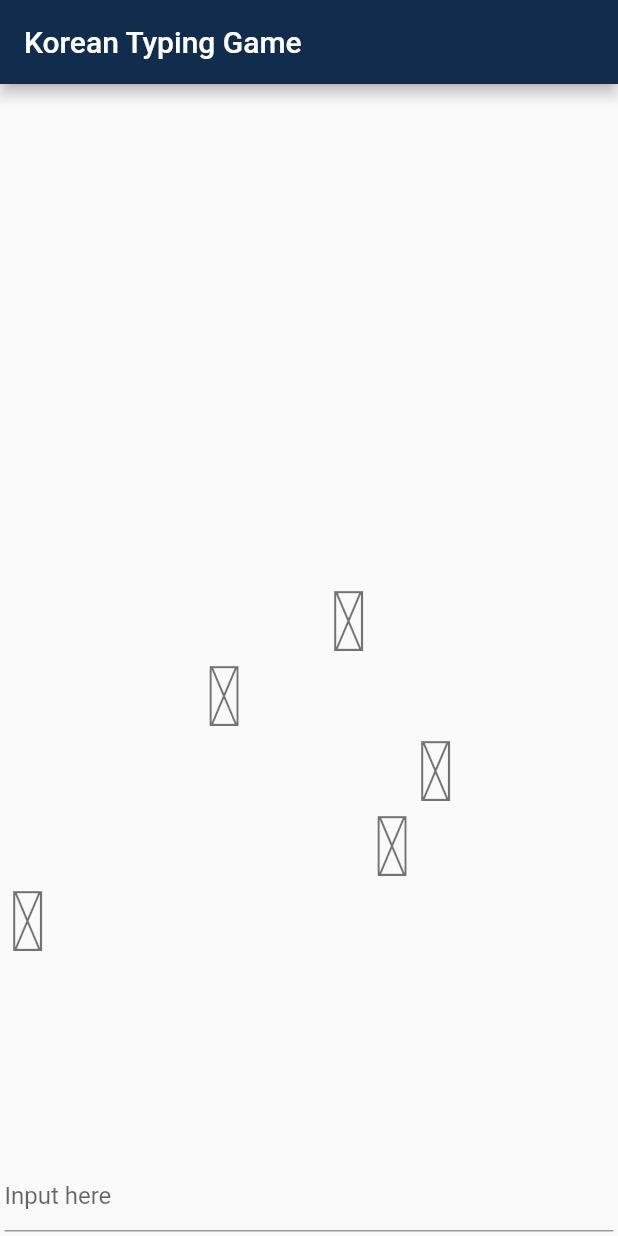
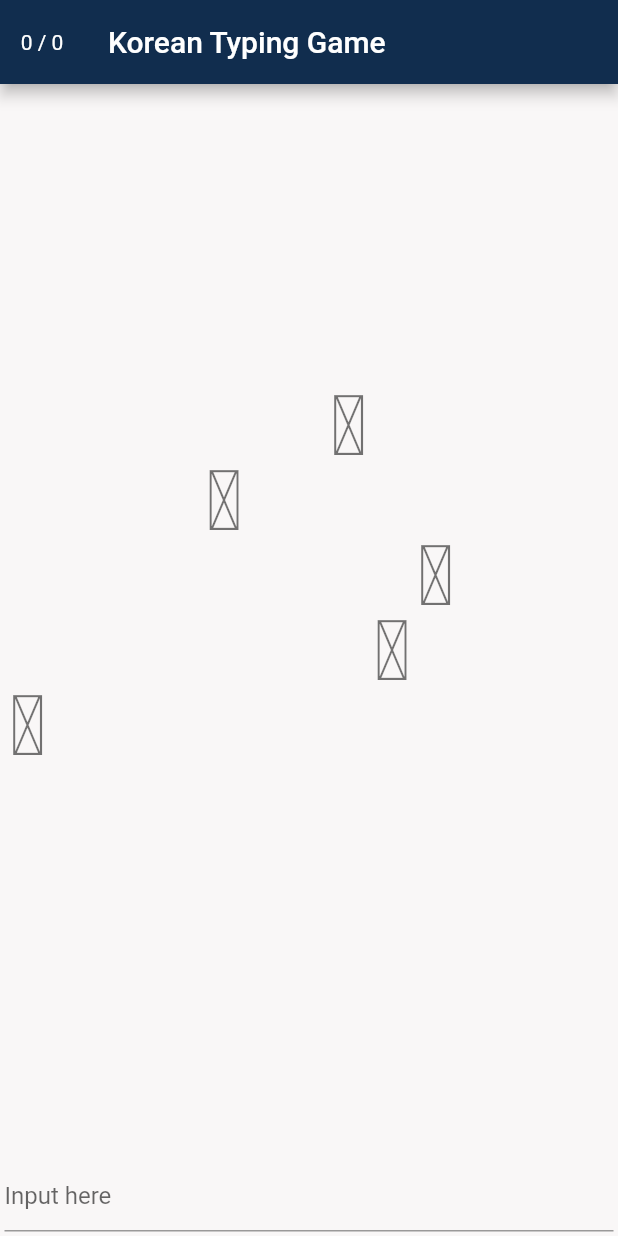
Before and after one commit to plateaukao/flutter_typing_game, a Flutter app: the screen it shows after launch, on a phone screen of 412 x 824 dp. Run offline on Flutter 3.47's test engine with Material 2 defaults, Android fonts, the phone set to English and light mode, and no system bars.

Commit message:
update scores

```diff
--- a/lib/main.dart
+++ b/lib/main.dart
@@ -20,6 +20,7 @@
       title: 'Flutter Demo',
       theme: ThemeData(
         primaryColor: ThemeColors.darkBlue,
+        scaffoldBackgroundColor: ThemeColors.white,
         visualDensity: VisualDensity.adaptivePlatformDensity,
       ),
       home: GamePage(title: 'Korean Typing Game'),
@@ -49,13 +50,19 @@
   double screenWidth;
   double screenHeight;
 
+  int missCount = 0;
+  int hitCount = 0;
+
   final myController = TextEditingController();
+
+  final gameAreaKey = GlobalKey();
+
+  Timer _timer;
 
   @override
   void didChangeDependencies() {
     super.didChangeDependencies();
 
-    screenHeight = MediaQuery.of(context).size.height;
     screenWidth = MediaQuery.of(context).size.width;
 
     double top = -_wordInterval * _practiceNumbers;
@@ -69,8 +76,8 @@
         }
     ).toList();
 
-    Timer.periodic(
-      Duration(milliseconds: 15),
+    _timer ??= Timer.periodic(
+      Duration(milliseconds: 20),
           (Timer t) => setState((){
         updateWordInfos();
       }),
@@ -80,11 +87,15 @@
   @override
   Widget build(BuildContext context) {
     return Scaffold(
-      appBar: AppBar( title: Text(widget.title)),
+      appBar: AppBar(
+          title: Text(widget.title),
+        leading: Center(child: Text('$hitCount / $missCount')),
+      ),
       body: Column(
         children: [
           Expanded(
             child: Stack(
+              key: gameAreaKey,
                 children: _wordInfos.map(
                           (wordInfo) => Positioned(
                         top: wordInfo.top,
@@ -102,7 +113,7 @@
             child: TextField(
               decoration: new InputDecoration(
                 focusedBorder: OutlineInputBorder(
-                  borderSide: BorderSide(color: Colors.greenAccent, width: 3.0),
+                  borderSide: BorderSide(color: ThemeColors.blue, width: 3.0),
                 ),
                 hintText: 'Input here',
               ),
@@ -122,10 +133,19 @@
     super.dispose();
   }
 
+  double _getGameAreaHeight() {
+    final RenderBox renderBoxRed = gameAreaKey.currentContext.findRenderObject();
+    final sizeRed = renderBoxRed.size;
+    return sizeRed.height;
+  }
+
   void updateWordInfos() {
+    if (screenHeight == null) screenHeight = _getGameAreaHeight();
+
     for (var wordInfo in _wordInfos) {
       wordInfo.top += 1;
       if (wordInfo.top >= screenHeight) {
+        missCount++;
         _wordInfos.remove(wordInfo);
         addNewWordInfo();
       }
@@ -147,6 +167,7 @@
   void _textChanged(String text) {
     final matchedWordInfo = _wordInfos.firstWhere((element) => element.word == text);
     if (matchedWordInfo != null) {
+      hitCount++;
       _wordInfos.remove(matchedWordInfo);
       addNewWordInfo();
       myController.text = '';
@@ -155,7 +176,7 @@
 
   Widget buildKeyboardLayout(List<List<KeyInfo>> keyInfos) {
     return Container(
-      color: Colors.grey[400],
+      color: ThemeColors.white,
       height: 230,
       child: Column(
           children: keyInfos.map((keyList) {
@@ -181,7 +202,7 @@
           child: Padding(
             padding: const EdgeInsets.all(8.0),
             child: Container(
-              color: Colors.grey[300],
+              color: ThemeColors.blue,
               child: Stack(
                 children: [
                   Padding(
```
